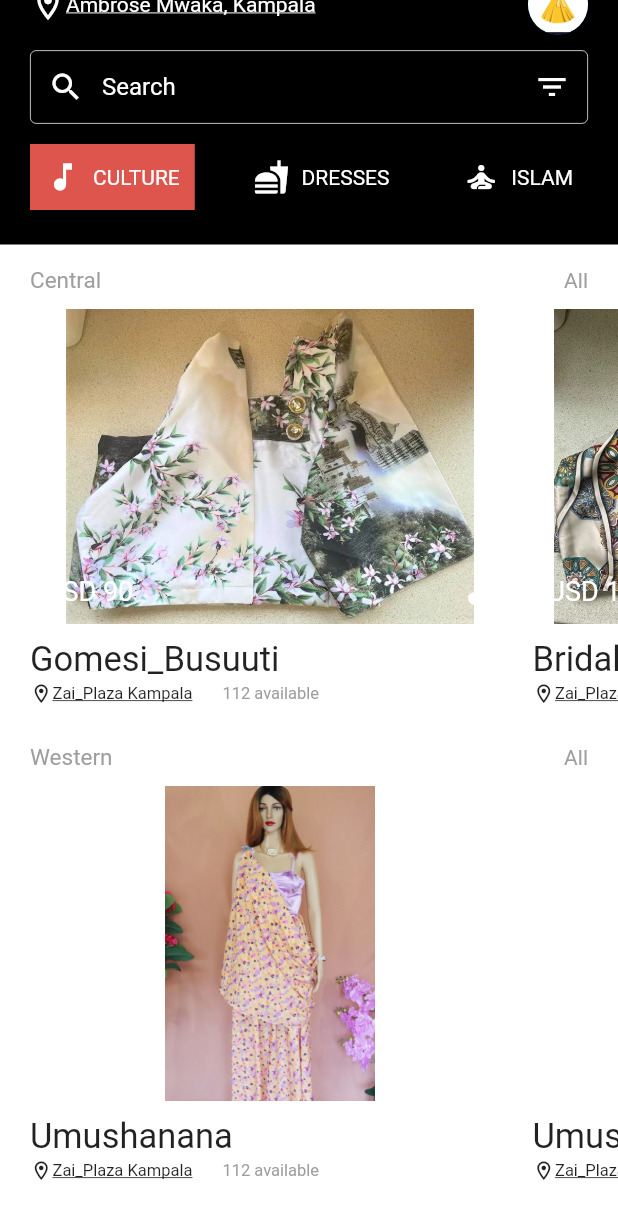
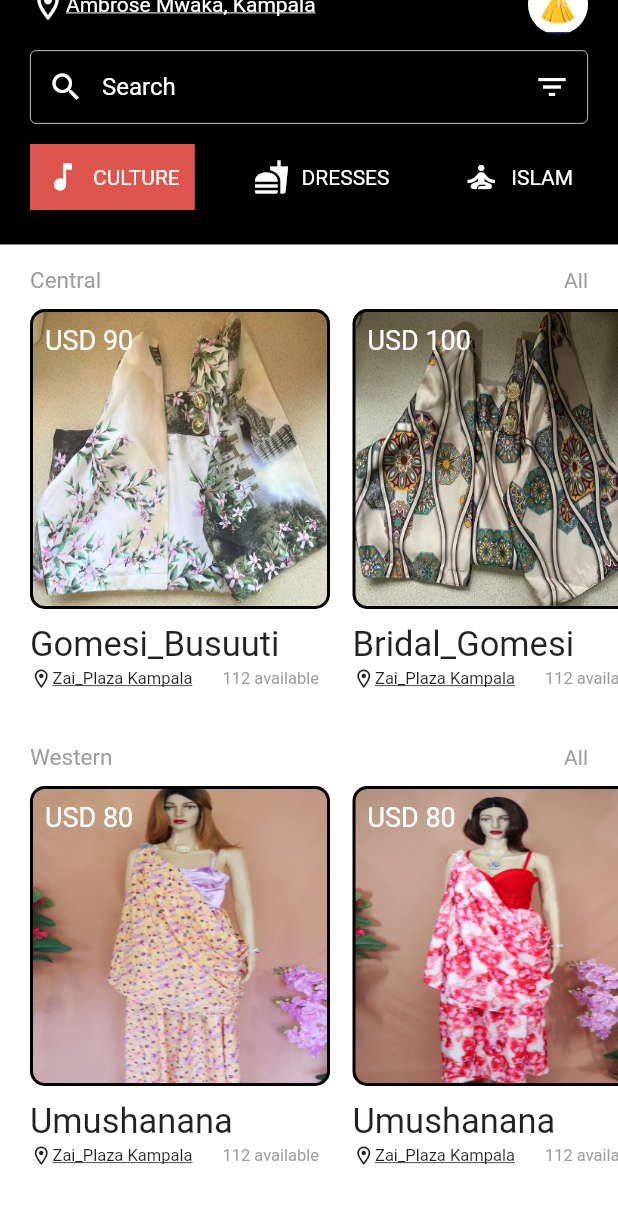
Before and after one commit to Marcollins2/kiwi_app, a Flutter app: the HomeScreen screen opened directly, scrolled down 37 dp, on a phone screen of 412 x 824 dp. Shown: the top 1219 px of the screen. Run offline on Flutter 3.47's test engine with Material 2 defaults, Android fonts, the light colour scheme and no system bars; our stand-ins replace appwrite, camera, get; missing offline and left inert: tflite; network calls fail.

Commit message:
makes images to fit container

```diff
--- a/lib/Widgets/HomeEventContainer.dart
+++ b/lib/Widgets/HomeEventContainer.dart
@@ -24,39 +24,26 @@ class HomeEventContainer extends StatelessWidget {
         children: [
           Container(
             margin: EdgeInsets.only(right: 15),
-            child: Stack(
-              children: [
-                Container(
-                  height: 210,
-                  width: 320,
+            width: 200,
+            height: 200,
+            padding: EdgeInsets.all(8),
             decoration: BoxDecoration(
+              borderRadius: BorderRadius.circular(10),
+              border: Border.all(
+                color: Colors.black,
+                width: 2,
+              ),
               image: DecorationImage(
-                      fit: BoxFit.contain,
+                fit: BoxFit.fill,
                 image: AssetImage(event.image),
               ),
             ),
-                ),
-                Positioned(
-                    right: 10,
-                    left: 10,
-                    bottom: 10,
-                    child: Row(
-                      mainAxisAlignment: MainAxisAlignment.spaceBetween,
-                      children: [
-                        Text(
+            child: Text(
               event.cost,
               style: TextStyle(
                 color: Colors.white,
                 fontSize: 18,
               ),
-                        ),
-                        Icon(
-                          event.category['icon'],
-                          color: Colors.white,
-                        ),
-                      ],
-                    ))
-              ],
             ),
           ),
           SizedBox(height: 10),
--- a/lib/Widgets/ProfileEventContainer.dart
+++ b/lib/Widgets/ProfileEventContainer.dart
@@ -25,6 +25,13 @@ class ProfileEventContainer extends StatelessWidget {
         children: [
           Container(
             margin: EdgeInsets.symmetric(horizontal: 25),
+            decoration: BoxDecoration(
+              borderRadius: BorderRadius.circular(10),
+              border: Border.all(
+                color: Colors.black,
+                width: 1,
+              ),
+            ),
             child: Stack(
               children: [
                 Container(
```
Also changed, not shown: 1 other file. Lines whose indentation alone changed are shown as unchanged.
